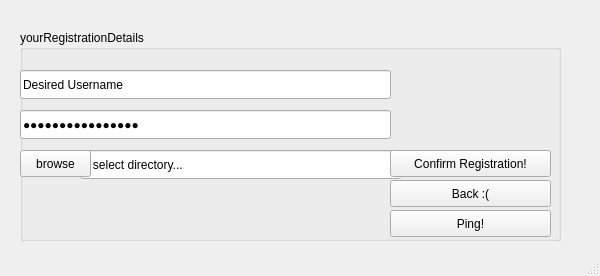
Before: the Qt Designer form client/Client/registerpage.ui in dilofilo/freezing-octo-cyril, drawn with Qt 5.
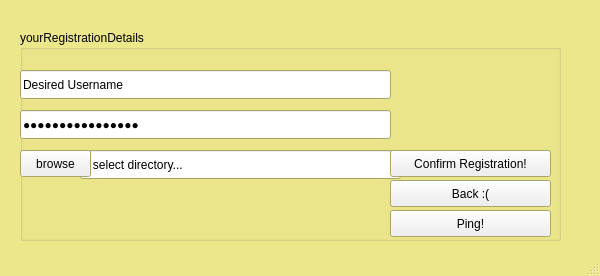
After: the same form once the commit is applied.

Patch:
```diff
--- a/client/Client/registerpage.ui
+++ b/client/Client/registerpage.ui
@@ -10,6 +10,70 @@
     <height>276</height>
    </rect>
   </property>
+  <property name="palette">
+   <palette>
+    <active>
+     <colorrole role="Base">
+      <brush brushstyle="SolidPattern">
+       <color alpha="255">
+        <red>255</red>
+        <green>255</green>
+        <blue>255</blue>
+       </color>
+      </brush>
+     </colorrole>
+     <colorrole role="Window">
+      <brush brushstyle="SolidPattern">
+       <color alpha="255">
+        <red>237</red>
+        <green>231</green>
+        <blue>140</blue>
+       </color>
+      </brush>
+     </colorrole>
+    </active>
+    <inactive>
+     <colorrole role="Base">
+      <brush brushstyle="SolidPattern">
+       <color alpha="255">
+        <red>255</red>
+        <green>255</green>
+        <blue>255</blue>
+       </color>
+      </brush>
+     </colorrole>
+     <colorrole role="Window">
+      <brush brushstyle="SolidPattern">
+       <color alpha="255">
+        <red>237</red>
+        <green>231</green>
+        <blue>140</blue>
+       </color>
+      </brush>
+     </colorrole>
+    </inactive>
+    <disabled>
+     <colorrole role="Base">
+      <brush brushstyle="SolidPattern">
+       <color alpha="255">
+        <red>237</red>
+        <green>231</green>
+        <blue>140</blue>
+       </color>
+      </brush>
+     </colorrole>
+     <colorrole role="Window">
+      <brush brushstyle="SolidPattern">
+       <color alpha="255">
+        <red>237</red>
+        <green>231</green>
+        <blue>140</blue>
+       </color>
+      </brush>
+     </colorrole>
+    </disabled>
+   </palette>
+  </property>
   <property name="windowTitle">
    <string>Registration Page</string>
   </property>
```
